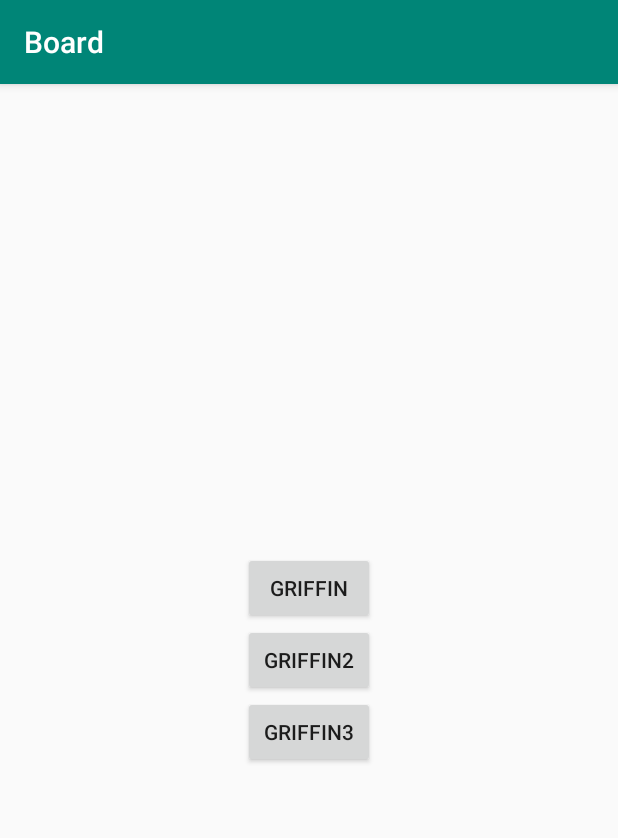
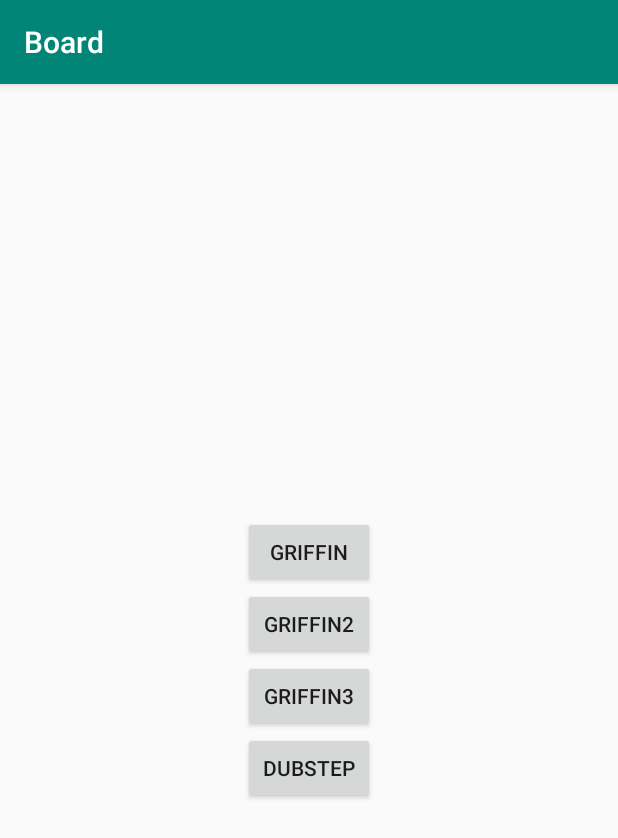
Before and after one commit to 02kristianshyiak/Board, an Android app: the screen it shows after launch (MainActivity), after a tap on "GRIFFIN3", on a phone screen of 412 x 824 dp. Shown: the top 838 px of the screen. Run offline under Robolectric (Android 15) with nearby library versions, the phone set to English and light mode, and no system bars.

Commit message:
Add a new button
Works but plays for 5 seconds

```diff
--- a/app/src/main/java/com/example/board/MainActivity.java
+++ b/app/src/main/java/com/example/board/MainActivity.java
@@ -13,7 +13,7 @@ import android.widget.Button;
 
 public class MainActivity extends AppCompatActivity {
     private SoundPool soundPool;
-    private int griffin, griffin2, griffin3;
+    private int griffin, griffin2, griffin3, dubstep;
 
     @Override
     protected void onCreate(Bundle savedInstanceState) {
@@ -27,27 +27,35 @@ public class MainActivity extends AppCompatActivity {
                     .build();
 
             soundPool = new SoundPool.Builder()
-                    .setMaxStreams(3)
+                    .setMaxStreams(4)
                     .setAudioAttributes(audioAttributes)
                     .build();
         } else {
-            soundPool = new SoundPool(3, AudioManager.STREAM_MUSIC, 0);
+            soundPool = new SoundPool(4, AudioManager.STREAM_MUSIC, 0);
         }
 
         griffin = soundPool.load(this, R.raw.griffin, 1);
         griffin2 = soundPool.load(this, R.raw.griffin2, 1);
         griffin3 = soundPool.load(this, R.raw.griffin3, 1);
+        dubstep = soundPool.load(this, R.raw.dubstep, 1);
     }
     public void playSound(View v) {
         switch (v.getId()) {
             case R.id.button_griffin:
                 soundPool.play(griffin,1, 1, 0, 0, 1);
+                soundPool.autoPause();
                 break;
             case R.id.button_griffin2:
                 soundPool.play(griffin2,1, 1, 0, 0, 1);
+                soundPool.autoPause();
                 break;
             case R.id.button_griffin3:
                 soundPool.play(griffin3,1, 1, 0, 0, 1);
+                soundPool.autoPause();
+                break;
+            case R.id.button_dubstep:
+                soundPool.play(dubstep,1, 1, 0, 0, 1);
+                soundPool.autoPause();
                 break;
         }
     }
--- a/app/src/main/res/layout/activity_main.xml
+++ b/app/src/main/res/layout/activity_main.xml
@@ -29,5 +29,12 @@
         android:onClick="playSound"
         android:id="@+id/button_griffin3" />
 
+    <Button
+        android:layout_width="wrap_content"
+        android:layout_height="wrap_content"
+        android:text="Dubstep"
+        android:onClick="playSound"
+        android:id="@+id/button_dubstep" />
+
 
 </LinearLayout>
```
Also changed, not shown: 1 other file.
